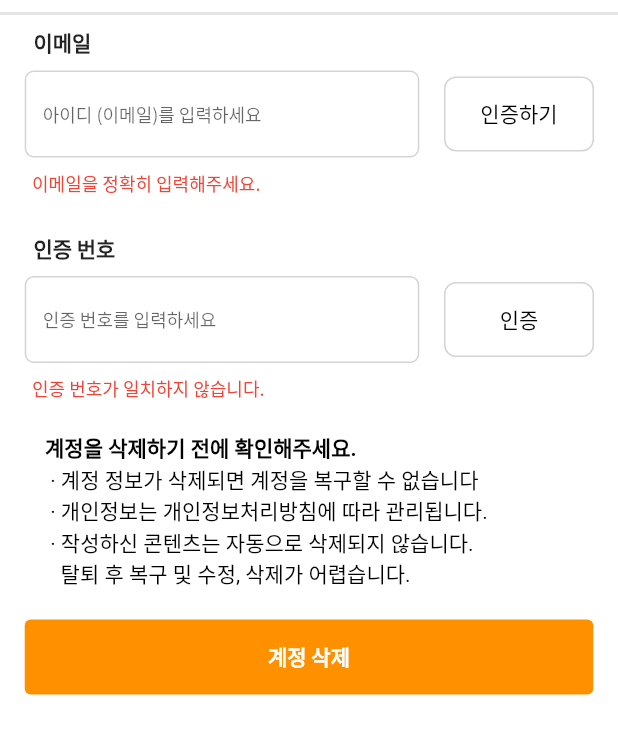
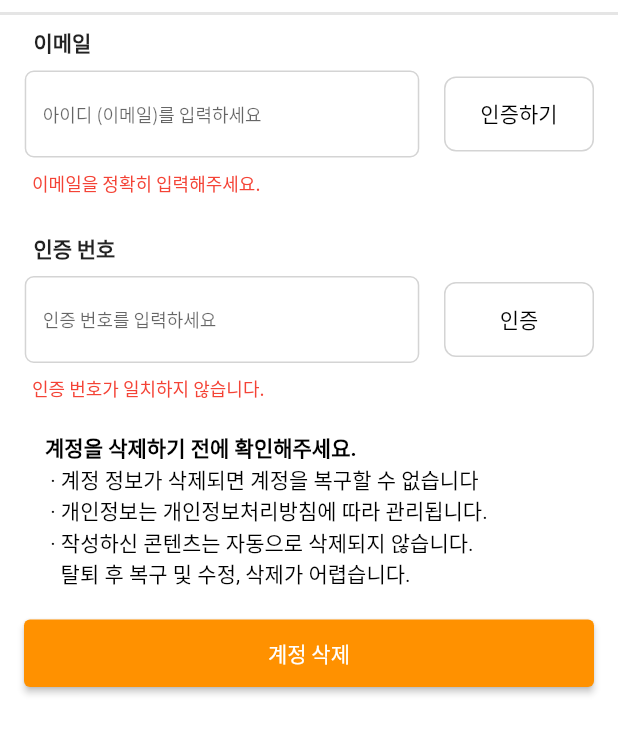
Before and after one commit to sunha12/refrigerator_recipe, a Flutter app: the WithdrawalScreens screen opened directly, on a phone screen of 412 x 824 dp, the part 72-827 px from its top. Run offline on Flutter 3.47's test engine with Material 2 defaults, Android fonts, the phone set to English and light mode, and no system bars; our stand-ins replace device_info_plus, device_preview, flutter_svg, get, shared_preferences, table_calendar; missing offline and left inert: moment_dart; accounts and stored records are empty; project files that could hold a hidden picture were left out.

Commit message:
23.12.18 jeongwoon update1

```diff
--- a/lib/screens/settings_withdrawal_screens.dart
+++ b/lib/screens/settings_withdrawal_screens.dart
@@ -1,3 +1,4 @@
+import 'dart:async';
 import 'package:flutter/material.dart';
 import 'package:refrigerator_recipe_app/styles/theme.dart';
 import 'package:refrigerator_recipe_app/screens/loing_screens.dart';
@@ -6,9 +7,40 @@ import 'package:refrigerator_recipe_app/widgets/button_widgets.dart';
 import 'package:refrigerator_recipe_app/widgets/text_input_widgets.dart';
 import 'package:refrigerator_recipe_app/widgets/notification_window_widgets.dart';
 
-class WithdrawalScreens extends StatelessWidget {
+class WithdrawalScreens extends StatefulWidget {
+  @override
+  _WithdrawalScreensState createState() => _WithdrawalScreensState();
+}
+
+class _WithdrawalScreensState extends State<WithdrawalScreens> {
   final TextEditingController _emailController = TextEditingController();
   final TextEditingController _authNumberController = TextEditingController();
+  Timer? _timer;
+  int _start = 180; // 3분을 초 단위로
+
+  void startTimer() {
+    const oneSec = Duration(seconds: 1);
+    _timer = Timer.periodic(
+      oneSec,
+      (Timer timer) {
+        if (_start == 0) {
+          setState(() {
+            timer.cancel();
+          });
+        } else {
+          setState(() {
+            _start--;
+          });
+        }
+      },
+    );
+  }
+
+  @override
+  void dispose() {
+    _timer?.cancel();
+    super.dispose();
+  }
 
   @override
   Widget build(BuildContext context) {
@@ -28,8 +60,7 @@ class WithdrawalScreens extends StatelessWidget {
               ),
               child: BackButtonWidgets(appBarText: '회원탈퇴'),
             ),
-            Expanded(
-              child: SingleChildScrollView(
+            SingleChildScrollView(
               child: Column(
                 crossAxisAlignment: CrossAxisAlignment.start,
                 children: [
@@ -52,8 +83,11 @@ class WithdrawalScreens extends StatelessWidget {
                       ),
                       SizedBox(
                         width: 100,
+                        height: 50,
                         child: ShortWhiteButtonWidgets(
-                            onPressed: () {},
+                          onPressed: () {
+                            startTimer();
+                          },
                           buttonText: '인증하기',
                           iconUrl: '',
                         ),
@@ -84,16 +118,35 @@ class WithdrawalScreens extends StatelessWidget {
                       Row(
                         children: [
                           Expanded(
-                              child: LongTextInputFildWidgets(
+                            child: Stack(
+                              alignment: Alignment.centerRight,
+                              children: [
+                                LongTextInputFildWidgets(
                                   hintText: '인증 번호를 입력하세요',
                                   onChanged: (value) {},
                                   inText: '',
+                                ),
+                                Positioned(
+                                  right: 30, // 타이머 텍스트 위치
+                                  child: (_timer != null && _timer!.isActive)
+                                      ? Text(
+                                          '${(_start ~/ 60).toString().padLeft(2, '0')}:${(_start % 60).toString().padLeft(2, '0')}',
+                                          style: TextStyle(
+                                            fontWeight: FontWeight.bold,
+                                            color: Colors.green,
+                                          ),
+                                        )
+                                      : Container(),
+                                ),
+                              ],
                             ),
                           ),
                           SizedBox(
                             width: 100,
                             child: ShortWhiteButtonWidgets(
-                                onPressed: () {},
+                              onPressed: () {
+                                startTimer();
+                              },
                               buttonText: '인증',
                               iconUrl: '',
                             ),
@@ -112,8 +165,8 @@ class WithdrawalScreens extends StatelessWidget {
                     ],
                   ),
                   Padding(
-                      padding: EdgeInsets.symmetric(
-                          horizontal: 30.0, vertical: 20.0),
+                    padding:
+                        EdgeInsets.symmetric(horizontal: 30.0, vertical: 20.0),
                     child: RichText(
                       text: TextSpan(
                         style: TextStyle(fontSize: 14.0, color: Colors.black),
@@ -132,10 +185,19 @@ class WithdrawalScreens extends StatelessWidget {
                       ),
                     ),
                   ),
-                    LongButtonWidgets(
+                ],
+              ),
+            ),
+            Center(
+              child: Padding(
+                padding: EdgeInsets.symmetric(horizontal: 16.0),
+                child: SizedBox(
+                  width: 400,
+                  height: 45,
+                  child: ElevatedButton(
                     onPressed: () {
                       showDialog(
-                          barrierDismissible: false, // 외부를 터치해도 창이 사라지지 않도록 설정
+                        barrierDismissible: false,
                         context: context,
                         builder: (BuildContext context) {
                           return NotificationMultiWindowWidgets(
@@ -143,13 +205,13 @@ class WithdrawalScreens extends StatelessWidget {
                             buttonText2: '계정 삭제',
                             onPressed1: () => Navigator.pop(context),
                             onPressed2: () {
-                                //로그아웃
                               Navigator.pop(context);
                               Navigator.pop(context);
                               Navigator.pushReplacement(
                                 context,
                                 MaterialPageRoute(
-                                      builder: (context) => LoingScreens()),
+                                  builder: (context) => LoingScreens(),
+                                ),
                               );
                             },
                             titleText: '',
@@ -158,11 +220,11 @@ class WithdrawalScreens extends StatelessWidget {
                         },
                       );
                     },
-                      colorId: AppTheme.orange,
-                      buttonText: '계정 삭제',
-                      iconUrl: '',
+                    style: ElevatedButton.styleFrom(
+                      backgroundColor: Color(0xFFFF9100),
                     ),
-                  ],
+                    child: Text('계정 삭제'),
+                  ),
                 ),
               ),
             ),
```
Lines whose indentation alone changed are shown as unchanged.
